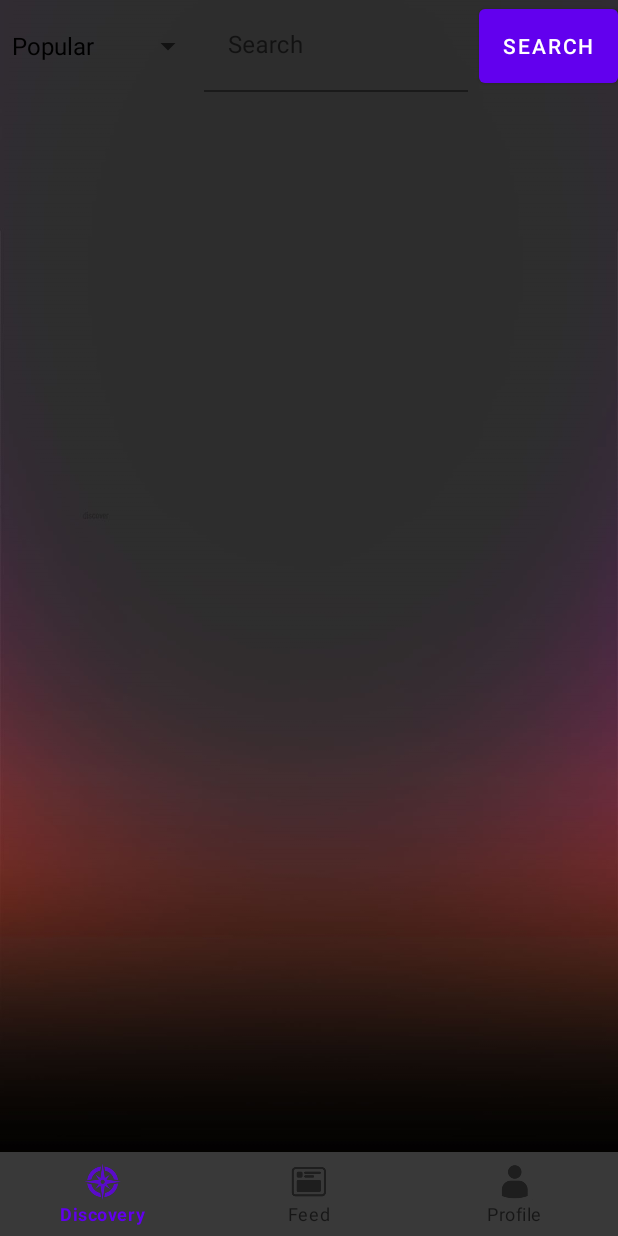
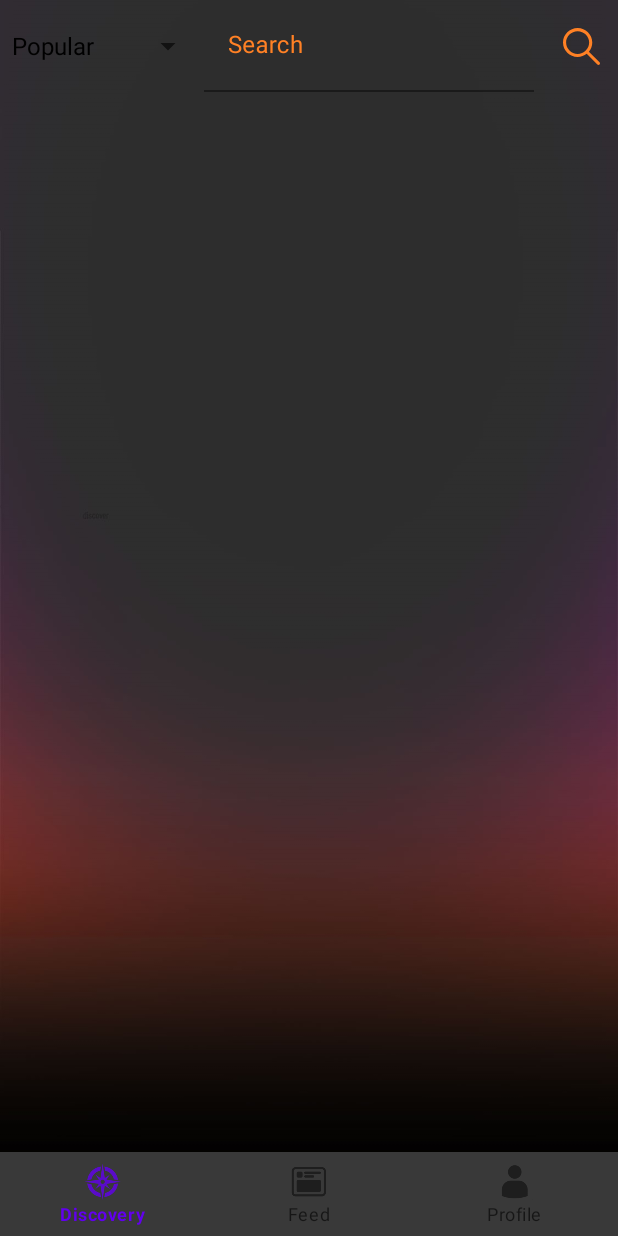
Before and after one commit to CodePath2021-Group4/Live.li, an Android app: the DiscoveryFragment screen opened directly, with no data from a screen before it, on a phone screen of 412 x 824 dp. Run offline under Robolectric (Android 15) with nearby library versions, the phone set to English and light mode, and no system bars; libraries missing offline, so code that uses them is left out: com.codepath.asynchttpclient; pictures from the network do not load; 2 statements that could not run were skipped.

Commit message:
Edited button icon and color of text for both hint and search bar. Now button is an image icon and the search bar has orange hint colors and white colored text when typing.

```diff
--- a/app/src/main/java/com/example/liveli/fragments/DiscoveryFragment.java
+++ b/app/src/main/java/com/example/liveli/fragments/DiscoveryFragment.java
@@ -10,6 +10,7 @@ import android.widget.AdapterView;
 import android.widget.ArrayAdapter;
 import android.widget.Button;
 import android.widget.EditText;
+import android.widget.ImageButton;
 import android.widget.Spinner;
 
 import androidx.annotation.NonNull;
@@ -53,7 +54,7 @@ public class DiscoveryFragment extends Fragment {
     String category;
     String query;
     EditText etInput;
-    Button btnSearch;
+    ImageButton btnSearch;
 
     public DiscoveryFragment() {
         // Required empty public constructor
--- /dev/null
+++ b/app/src/main/res/drawable/ic_search.xml
@@ -0,0 +1,9 @@
+<vector xmlns:android="http://schemas.android.com/apk/res/android"
+    android:width="24.95dp"
+    android:height="24.95dp"
+    android:viewportWidth="487.95"
+    android:viewportHeight="487.95">
+  <path
+      android:fillColor="#FF8125"
+      android:pathData="M481.8,453l-140,-140.1c27.6,-33.1 44.2,-75.4 44.2,-121.6C386,85.9 299.5,0.2 193.1,0.2S0,86 0,191.4s86.5,191.1 192.9,191.1c45.2,0 86.8,-15.5 119.8,-41.4l140.5,140.5c8.2,8.2 20.4,8.2 28.6,0C490,473.4 490,461.2 481.8,453zM41,191.4c0,-82.8 68.2,-150.1 151.9,-150.1s151.9,67.3 151.9,150.1s-68.2,150.1 -151.9,150.1S41,274.1 41,191.4z"/>
+</vector>
--- a/app/src/main/res/layout/fragment_discovery.xml
+++ b/app/src/main/res/layout/fragment_discovery.xml
@@ -28,28 +28,33 @@
         android:spinnerMode="dropdown" />
 
     <com.google.android.material.textfield.TextInputLayout
-        android:layout_width="176dp"
+        android:layout_width="220dp"
         android:layout_height="wrap_content"
         android:layout_marginStart="0dp"
         android:layout_toEndOf="@+id/sDropdown"
-        android:background="#00FFFFFF">
+        android:background="#00FFFFFF"
+        android:textColorHint="#FF8125"
+        app:boxStrokeColor="#FF8125"
+        app:hintTextColor="#FF8125">
 
         <com.google.android.material.textfield.TextInputEditText
             android:id="@+id/etInput"
             android:layout_width="match_parent"
             android:layout_height="61dp"
             android:background="#00FFFFFF"
-            android:hint="Search" />
+            android:hint="Search"
+            android:textColor="#FFFFFF" />
 
     </com.google.android.material.textfield.TextInputLayout>
 
-    <Button
+    <ImageButton
         android:id="@+id/btnSearch"
         android:layout_width="wrap_content"
         android:layout_height="61dp"
         android:layout_alignParentTop="true"
         android:layout_alignParentEnd="true"
         android:layout_marginStart="0dp"
-        android:text="Search" />
+        android:backgroundTint="#00FFFFFF"
+        android:src="@drawable/ic_search" />
 
 </RelativeLayout>
```
